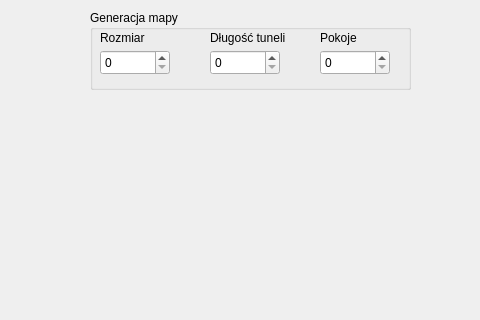
Before: the Qt Designer form mapGenerator/mainwindow.ui in Amdron/Map-Generator, drawn with Qt 5; both pictures show x 0 to 480 and y 0 to 320 of the 800 by 600 pixel window.
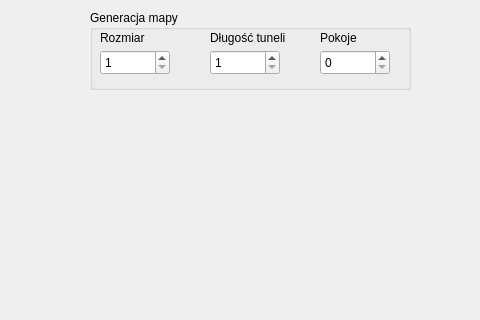
After: the same form once the commit is applied.

What changed in the file:
```diff
--- a/mapGenerator/mainwindow.ui
+++ b/mapGenerator/mainwindow.ui
@@ -35,6 +35,12 @@
        <height>25</height>
       </rect>
      </property>
+     <property name="minimum">
+      <number>1</number>
+     </property>
+     <property name="maximum">
+      <number>100</number>
+     </property>
     </widget>
     <widget class="QSpinBox" name="spinTunele">
      <property name="geometry">
@@ -45,6 +51,12 @@
        <height>25</height>
       </rect>
      </property>
+     <property name="minimum">
+      <number>1</number>
+     </property>
+     <property name="maximum">
+      <number>100</number>
+     </property>
     </widget>
     <widget class="QSpinBox" name="spinPokoje">
      <property name="geometry">
```
